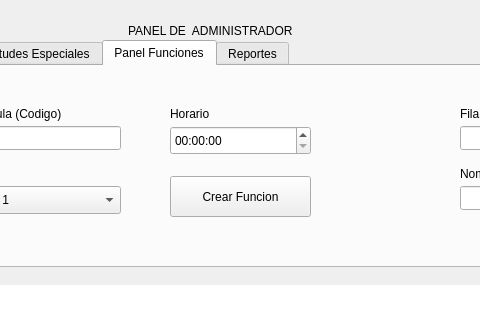
Above: EDD_Fase1/ProyectoF1/ui/admin.ui from MynorCanel/EDD_2S2026_PY_202307548 before the change; both pictures show x 262 to 742 and y 0 to 320 of the 1088 by 674 pixel window. Below: the same form after it.
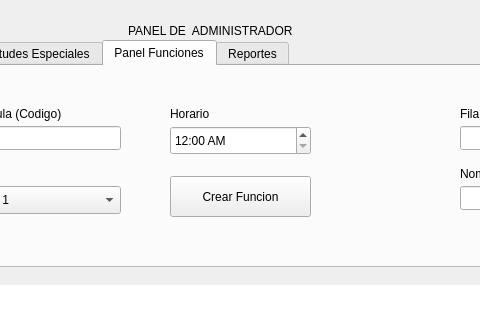
That is the form after the change. The open tabs and pages were chosen to show the change.

Diff of the .ui file:
```diff
--- a/EDD_Fase1/ProyectoF1/ui/admin.ui
+++ b/EDD_Fase1/ProyectoF1/ui/admin.ui
@@ -571,6 +571,12 @@
        <height>29</height>
       </rect>
      </property>
+     <property name="displayFormat">
+      <string>hh:mm AP</string>
+     </property>
+     <property name="timeSpec">
+      <enum>Qt::TimeSpec::UTC</enum>
+     </property>
     </widget>
     <widget class="QLabel" name="label_6">
      <property name="geometry">
```
